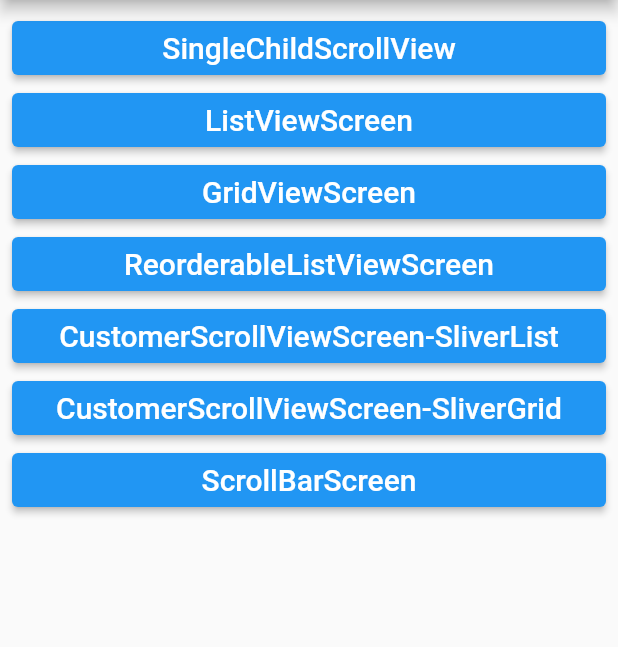
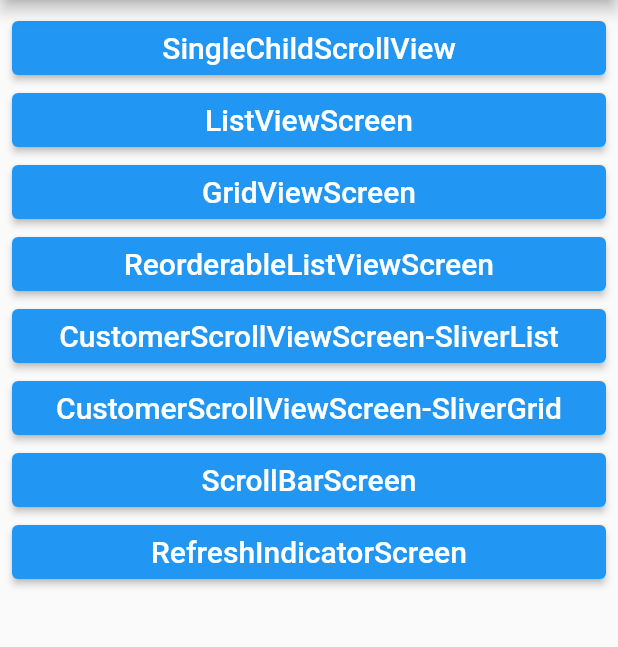
Before and after one commit to nzwgkim/scrollableWidgets, a Flutter app: the screen it shows after launch, on a phone screen of 412 x 824 dp, the part 84-731 px from its top. Run offline on Flutter 3.47's test engine with Material 2 defaults, Android fonts, the phone set to English and light mode, and no system bars.

Commit message:
RefreshIndicator

```diff
--- a/lib/screen/home_screen.dart
+++ b/lib/screen/home_screen.dart
@@ -3,6 +3,7 @@ import 'package:scrollable_widgets/layout/main_layout.dart';
 import 'package:scrollable_widgets/screen/custome_scroll_view_sliverlist_screen.dart';
 import 'package:scrollable_widgets/screen/grid_view_screen.dart';
 import 'package:scrollable_widgets/screen/listview_screen.dart';
+import 'package:scrollable_widgets/screen/refresh_indicator_screen.dart';
 import 'package:scrollable_widgets/screen/reoderable_listview.dart';
 import 'package:scrollable_widgets/screen/scrollbar_screen.dart';
 import 'package:scrollable_widgets/screen/single_child_scroll_view_screen.dart';
@@ -97,6 +98,17 @@ class HomeScreen extends StatelessWidget {
                     'ScrollBarScreen',
                     style: TextStyle(fontSize: 20),
                   )),
+              ElevatedButton(
+                  onPressed: () => Navigator.of(context).push(
+                        MaterialPageRoute<void>(
+                          builder: (BuildContext context) =>
+                              RefreshIndicatorScreen(),
+                        ),
+                      ),
+                  child: const Text(
+                    'RefreshIndicatorScreen',
+                    style: TextStyle(fontSize: 20),
+                  )),
             ],
           ),
         ));
```
Also changed, not shown: lib/screen/refresh_indicator_screen.dart (added, +28 -0 lines).
